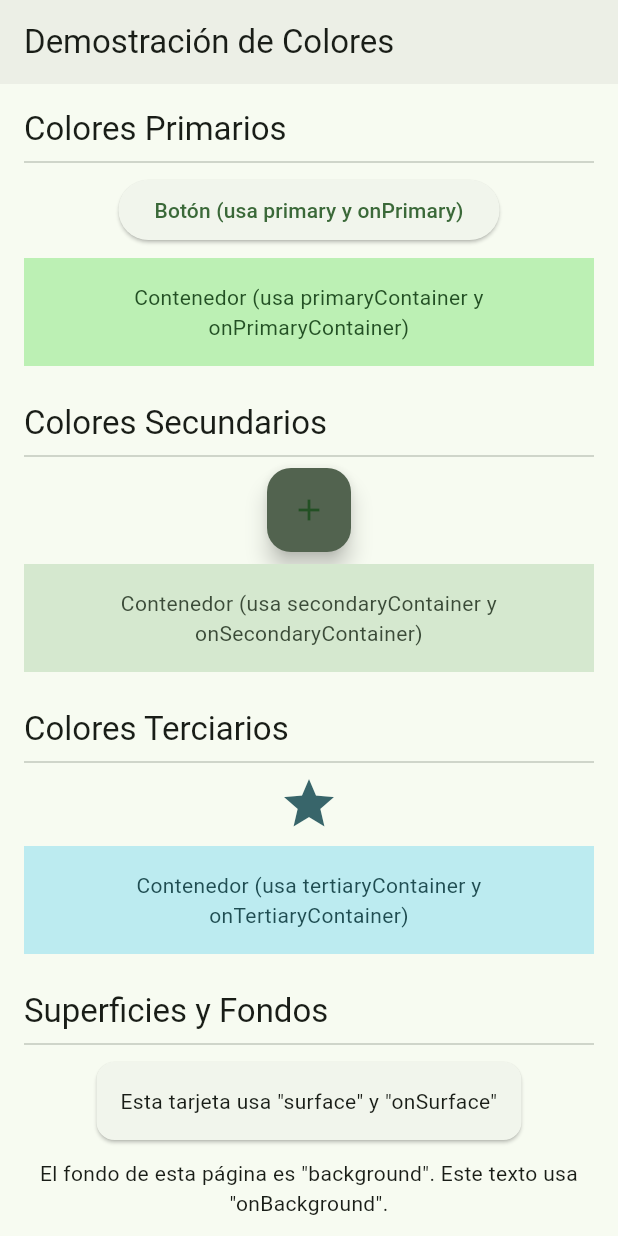
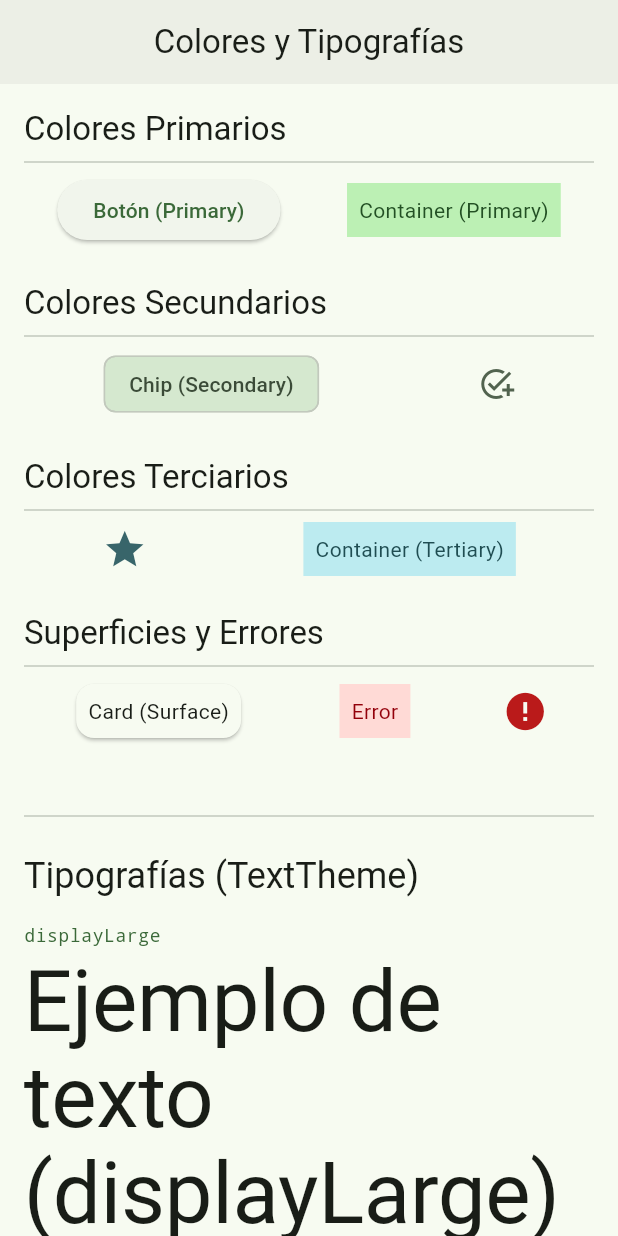
Before and after one commit to BrandonGomez09/Practica_Colores, a Flutter app: the screen it shows after launch, on a phone screen of 412 x 824 dp. Run offline on Flutter 3.47's test engine with Material 3 defaults, Android fonts, the phone set to English and light mode, and no system bars; our stand-ins replace device_preview.

Commit message:
first commit

```diff
--- a/lib/features/color_scheme_page/presentation/pages/color_scheme_page.dart
+++ b/lib/features/color_scheme_page/presentation/pages/color_scheme_page.dart
@@ -1,4 +1,3 @@
-// lib/features/color_scheme_page/presentation/page/color_scheme_page.dart
 import 'package:flutter/material.dart';
 import 'package:practica_navegacion/features/color_scheme_page/presentation/widgets/demonstration_group_widget.dart';
 
@@ -7,153 +6,171 @@ class ColorSchemePage extends StatelessWidget {
 
   @override
   Widget build(BuildContext context) {
-    // Obtenemos el esquema de colores del tema actual
     final colors = Theme.of(context).colorScheme;
+    final textTheme = Theme.of(context).textTheme;
+
+
+    final List<Widget> textStyleWidgets = [
+      _TextStyleExample(name: 'displayLarge', style: textTheme.displayLarge),
+      _TextStyleExample(name: 'displayMedium', style: textTheme.displayMedium),
+      _TextStyleExample(name: 'displaySmall', style: textTheme.displaySmall),
+      _TextStyleExample(name: 'headlineLarge', style: textTheme.headlineLarge),
+      _TextStyleExample(name: 'headlineMedium', style: textTheme.headlineMedium),
+      _TextStyleExample(name: 'headlineSmall', style: textTheme.headlineSmall),
+      _TextStyleExample(name: 'titleLarge', style: textTheme.titleLarge),
+      _TextStyleExample(name: 'titleMedium', style: textTheme.titleMedium),
+      _TextStyleExample(name: 'titleSmall', style: textTheme.titleSmall),
+      _TextStyleExample(name: 'bodyLarge', style: textTheme.bodyLarge),
+      _TextStyleExample(name: 'bodyMedium', style: textTheme.bodyMedium),
+      _TextStyleExample(name: 'bodySmall', style: textTheme.bodySmall),
+      _TextStyleExample(name: 'labelLarge', style: textTheme.labelLarge),
+      _TextStyleExample(name: 'labelMedium', style: textTheme.labelMedium),
+      _TextStyleExample(name: 'labelSmall', style: textTheme.labelSmall),
+    ];
+
+
+
+    final List<Widget> typographyWidgetsWithSeparators = [];
+    for (int i = 0; i < textStyleWidgets.length; i++) {
+      typographyWidgetsWithSeparators.add(textStyleWidgets[i]);
+
+      if (i < textStyleWidgets.length - 1) {
+        typographyWidgetsWithSeparators.add(const Divider(height: 24));
+      }
+    }
+
 
     return Scaffold(
       appBar: AppBar(
-        title: const Text('Demostración de Colores'),
+        title: const Text('Colores y Tipografías'),
         backgroundColor: colors.surfaceContainer,
       ),
+
       body: ListView(
         padding: const EdgeInsets.all(16.0),
         children: [
-          // --- GRUPO DE COLORES PRIMARIOS ---
+
           DemonstrationGroupWidget(
             title: 'Colores Primarios',
-            // Usamos una Columna para apilar los ejemplos de forma simple
-            child: Column(
+            child: Row(
+              mainAxisAlignment: MainAxisAlignment.spaceAround,
               children: [
-                // Ejemplo para primary y onPrimary
                 ElevatedButton(
                   onPressed: () {},
-                  child: const Text('Botón (usa primary y onPrimary)'),
+                  child: const Text('Botón (Primary)'),
                 ),
-                const SizedBox(height: 8),
-                // Ejemplo para primaryContainer y onPrimaryContainer
                 Container(
-                  width: double.infinity,
-                  padding: const EdgeInsets.all(16),
                   color: colors.primaryContainer,
+                  padding: const EdgeInsets.all(8),
                   child: Text(
-                    'Contenedor (usa primaryContainer y onPrimaryContainer)',
+                    'Container (Primary)',
                     style: TextStyle(color: colors.onPrimaryContainer),
-                    textAlign: TextAlign.center,
                   ),
                 ),
               ],
             ),
           ),
 
-          // --- GRUPO DE COLORES SECUNDARIOS ---
           DemonstrationGroupWidget(
             title: 'Colores Secundarios',
-            child: Column(
+            child: Row(
+              mainAxisAlignment: MainAxisAlignment.spaceAround,
               children: [
-                // Ejemplo para secondary
-                FloatingActionButton(
-                  onPressed: () {},
-                  backgroundColor: colors.secondary, // Usamos secondary
-                  child: const Icon(Icons.add),
+                Chip(
+                  label: const Text('Chip (Secondary)'),
+                  backgroundColor: colors.secondaryContainer,
+                  labelStyle: TextStyle(color: colors.onSecondaryContainer),
                 ),
-                const SizedBox(height: 8),
-                // Ejemplo para secondaryContainer y onSecondaryContainer
+                Icon(Icons.add_task, color: colors.secondary),
+              ],
+            ),
+          ),
+
+          DemonstrationGroupWidget(
+            title: 'Colores Terciarios',
+            child: Row(
+              mainAxisAlignment: MainAxisAlignment.spaceAround,
+              children: [
+                Icon(Icons.star, color: colors.tertiary, size: 30),
                 Container(
-                  width: double.infinity,
-                  padding: const EdgeInsets.all(16),
-                  color: colors.secondaryContainer,
+                  color: colors.tertiaryContainer,
+                  padding: const EdgeInsets.all(8),
                   child: Text(
-                    'Contenedor (usa secondaryContainer y onSecondaryContainer)',
-                    style: TextStyle(color: colors.onSecondaryContainer),
-                    textAlign: TextAlign.center,
+                    'Container (Tertiary)',
+                    style: TextStyle(color: colors.onTertiaryContainer),
                   ),
                 ),
               ],
             ),
           ),
 
-          // --- GRUPO DE COLORES TERCIARIOS ---
           DemonstrationGroupWidget(
-            title: 'Colores Terciarios',
-            child: Column(
+            title: 'Superficies y Errores',
+            child: Row(
+              mainAxisAlignment: MainAxisAlignment.spaceAround,
               children: [
-                // Ejemplo para tertiary
-                Icon(
-                  Icons.star,
-                  color: colors.tertiary,
-                  size: 40,
-                ),
-                const SizedBox(height: 8),
-                // Ejemplo para tertiaryContainer y onTertiaryContainer
-                Container(
-                  width: double.infinity,
-                  padding: const EdgeInsets.all(16),
-                  color: colors.tertiaryContainer,
-                  child: Text(
-                    'Contenedor (usa tertiaryContainer y onTertiaryContainer)',
-                    style: TextStyle(color: colors.onTertiaryContainer),
-                    textAlign: TextAlign.center,
+                Card(
+                  color: colors.surface,
+                  child: Padding(
+                    padding: const EdgeInsets.all(8.0),
+                    child: Text('Card (Surface)', style: TextStyle(color: colors.onSurface)),
                   ),
                 ),
+                Container(
+                  color: colors.errorContainer,
+                  padding: const EdgeInsets.all(8),
+                  child: Text(
+                    'Error',
+                    style: TextStyle(color: colors.onErrorContainer),
+                  ),
+                ),
+                Icon(Icons.error, color: colors.error, size: 30),
               ],
             ),
           ),
 
-          // --- GRUPO DE COLORES DE SUPERFICIE Y FONDO ---
-          DemonstrationGroupWidget(
-            title: 'Superficies y Fondos',
-            child: Column(
-              children: [
-                // Ejemplo de surface y onSurface
-                Card(
-                  child: Padding(
-                    padding: const EdgeInsets.all(16.0),
-                    child: Text(
-                      'Esta tarjeta usa "surface" y "onSurface"',
-                      textAlign: TextAlign.center,
-                      style: TextStyle(color: colors.onSurface),
-                    ),
-                  ),
-                ),
-                const SizedBox(height: 8),
-                // Ejemplo de background y onBackground
-                Text(
-                  'El fondo de esta página es "background". Este texto usa "onBackground".',
-                  textAlign: TextAlign.center,
-                  style: TextStyle(color: colors.onBackground),
-                ),
-              ],
+          const Divider(height: 48, thickness: 1),
+
+          Padding(
+            padding: const EdgeInsets.only(bottom: 16.0),
+            child: Text(
+              'Tipografías (TextTheme)',
+              style: textTheme.headlineSmall,
             ),
           ),
 
-          // --- GRUPO DE COLORES DE ERROR ---
-          DemonstrationGroupWidget(
-            title: 'Errores',
-            child: Column(
-              children: [
-                // Ejemplo de error
-                Icon(
-                  Icons.error,
-                  color: colors.error,
-                  size: 40,
-                ),
-                const SizedBox(height: 8),
-                // Ejemplo de errorContainer y onErrorContainer
-                Container(
-                  width: double.infinity,
-                  padding: const EdgeInsets.all(16),
-                  color: colors.errorContainer,
-                  child: Text(
-                    'Contenedor (usa errorContainer y onErrorContainer)',
-                    style: TextStyle(color: colors.onErrorContainer),
-                    textAlign: TextAlign.center,
-                  ),
-                ),
-              ],
-            ),
-          ),
+          ...typographyWidgetsWithSeparators,
+
         ],
       ),
     );
   }
 }
+
+class _TextStyleExample extends StatelessWidget {
+  final String name;
+  final TextStyle? style;
+
+  const _TextStyleExample({required this.name, this.style});
+
+  @override
+  Widget build(BuildContext context) {
+    return Column(
+      crossAxisAlignment: CrossAxisAlignment.start,
+      children: [
+        Text(
+          name,
+          style: Theme.of(context).textTheme.bodySmall?.copyWith(
+              color: Theme.of(context).colorScheme.primary,
+              fontFamily: 'monospace'
+          ),
+        ),
+        const SizedBox(height: 4),
+        Text(
+          'Ejemplo de texto ($name)',
+          style: style,
+        ),
+      ],
+    );
+  }
+}
--- a/lib/features/color_scheme_page/presentation/widgets/color_card.dart
+++ b/lib/features/color_scheme_page/presentation/widgets/color_card.dart
@@ -1,4 +1,3 @@
-// lib/features/color_scheme_page/presentation/widgets/color_card.dart
 import 'package:flutter/material.dart';
 
 class ColorCard extends StatelessWidget {
@@ -11,14 +10,13 @@ class ColorCard extends StatelessWidget {
     required this.color,
   });
 
-  // Determina si el color de fondo es oscuro para ajustar el color del texto
+
   bool _isColorDark(Color color) {
     return color.computeLuminance() < 0.5;
   }
 
   @override
   Widget build(BuildContext context) {
-    // El color del texto será blanco o negro dependiendo del fondo para asegurar legibilidad
     final textColor = _isColorDark(color) ? Colors.white : Colors.black;
 
     return Container(
@@ -26,7 +24,6 @@ class ColorCard extends StatelessWidget {
       decoration: BoxDecoration(
           color: color,
           borderRadius: BorderRadius.circular(8.0),
-          // Agregamos un borde para colores que puedan confundirse con el fondo de la app
           border: Border.all(color: Theme.of(context).colorScheme.outlineVariant)
       ),
       child: Center(
--- a/lib/features/color_scheme_page/presentation/widgets/color_group_widget.dart
+++ b/lib/features/color_scheme_page/presentation/widgets/color_group_widget.dart
@@ -1,4 +1,3 @@
-// lib/features/color_scheme_page/presentation/widgets/color_group_widget.dart
 import 'package:flutter/material.dart';
 import 'package:practica_navegacion/features/color_scheme_page/presentation/widgets/color_card.dart';
 
@@ -24,16 +23,14 @@ class ColorGroupWidget extends StatelessWidget {
       const SizedBox(height: 8),
       LayoutBuilder(
         builder: (context, constraints) {
-            // Usamos GridView para un diseño fluido y adaptable
           return GridView.builder(
-              shrinkWrap: true, // Para que no ocupe espacio infinito
-              physics: const NeverScrollableScrollPhysics(), // Deshabilita el scroll de la GridView
+              shrinkWrap: true,
+              physics: const NeverScrollableScrollPhysics(),
               gridDelegate: SliverGridDelegateWithFixedCrossAxisCount(
-                // Cambia el número de columnas según el ancho disponible
                 crossAxisCount: constraints.maxWidth > 600 ? 2 : 1,
                 crossAxisSpacing: 8.0,
                 mainAxisSpacing: 8.0,
-                childAspectRatio: 5 / 1, // Ajusta la proporción de las tarjetas
+                childAspectRatio: 5 / 1,
               ),
               itemCount: colorData.length,
               itemBuilder: (context, index) {
--- a/lib/features/color_scheme_page/presentation/widgets/demonstration_group_widget.dart
+++ b/lib/features/color_scheme_page/presentation/widgets/demonstration_group_widget.dart
@@ -1,4 +1,3 @@
-// lib/features/color_scheme_page/presentation/widgets/demonstration_group_widget.dart
 import 'package:flutter/material.dart';
 
 class DemonstrationGroupWidget extends StatelessWidget {
@@ -14,7 +13,7 @@ class DemonstrationGroupWidget extends StatelessWidget {
   @override
   Widget build(BuildContext context) {
     return Padding(
-      padding: const EdgeInsets.only(bottom: 24.0), // Espacio debajo de cada grupo
+      padding: const EdgeInsets.only(bottom: 24.0),
       child: Column(
         crossAxisAlignment: CrossAxisAlignment.start,
         children: [
@@ -23,7 +22,6 @@ class DemonstrationGroupWidget extends StatelessWidget {
             style: Theme.of(context).textTheme.titleLarge,
           ),
           const Divider(height: 16),
-          // El widget hijo contiene los elementos de demostración
           child,
         ],
       ),
--- a/lib/myapp.dart
+++ b/lib/myapp.dart
@@ -1,6 +1,6 @@
-// lib/myapp.dart
 import 'package:device_preview/device_preview.dart';
 import 'package:flutter/material.dart';
+import 'package:practica_navegacion/config/theme/app_theme.dart';
 import 'package:practica_navegacion/features/color_scheme_page/presentation/pages/color_scheme_page.dart';
 
 class MyApp extends StatelessWidget {
@@ -11,21 +11,11 @@ class MyApp extends StatelessWidget {
     return MaterialApp(
       locale: DevicePreview.locale(context),
       builder: DevicePreview.appBuilder,
-      theme: ThemeData(
-        colorScheme: ColorScheme.fromSeed(
-          seedColor: Colors.green, // Puedes cambiar este color semilla
-          brightness: Brightness.light,
-        ),
-        useMaterial3: true,
-      ),
-      darkTheme: ThemeData(
-        colorScheme: ColorScheme.fromSeed(
-          seedColor: Colors.green, // Puedes cambiar este color semilla
-          brightness: Brightness.dark,
-        ),
-        useMaterial3: true,
-      ),
-      themeMode: ThemeMode.system, // Usa el tema del sistema (claro/oscuro)
+
+      theme: AppTheme.lightTheme,
+      darkTheme: AppTheme.darkTheme,
+
+      themeMode: ThemeMode.system,
       debugShowCheckedModeBanner: false,
       home: const ColorSchemePage(),
     );
```
Lines whose indentation alone changed are shown as unchanged.
